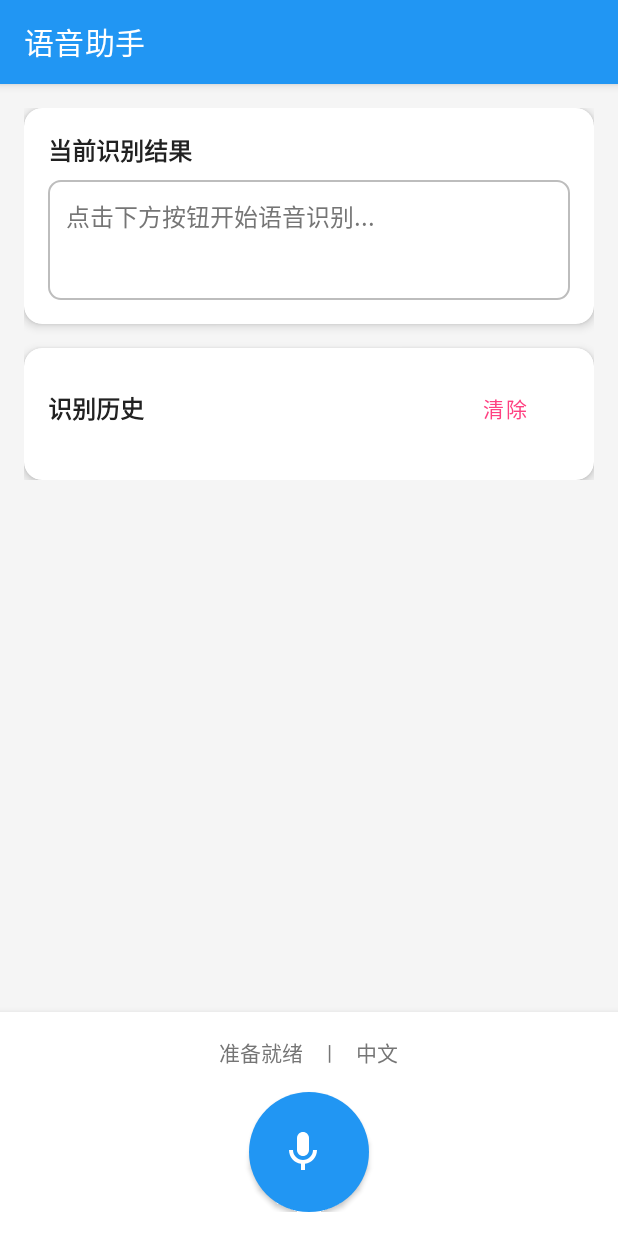
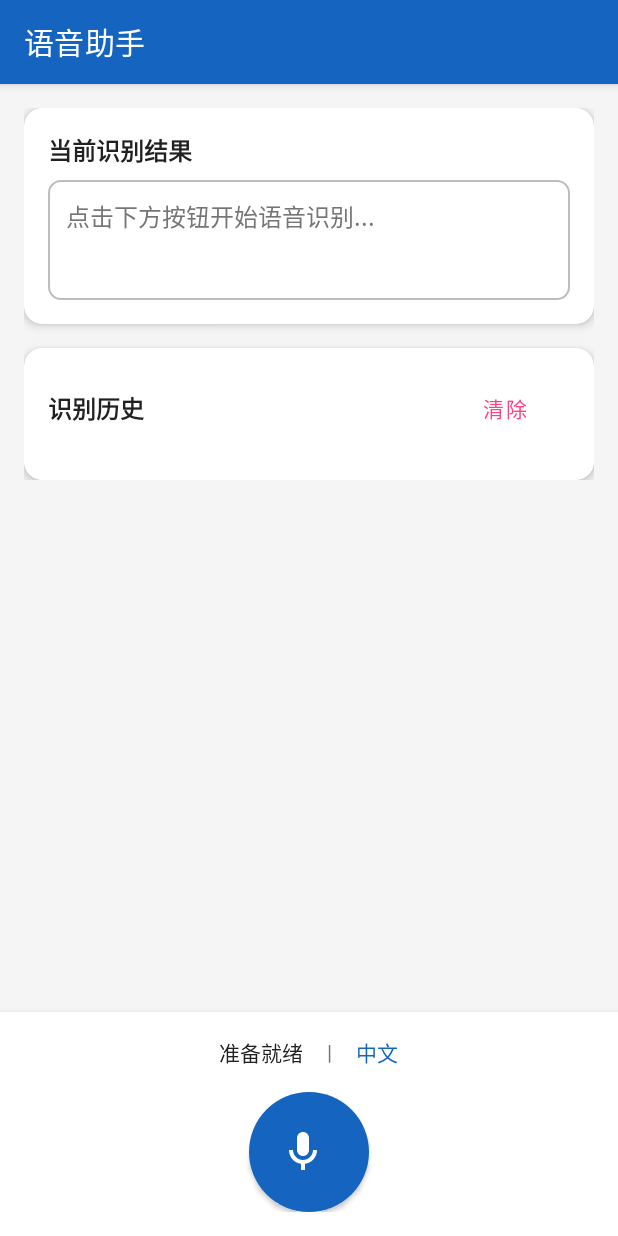
Before and after one commit to malasang/voice-assistant, an Android app: the screen it shows after launch (MainActivity), on a phone screen of 412 x 824 dp. Run offline under Robolectric (Android 15) with nearby library versions, the phone set to English and light mode, and no system bars; libraries missing offline, so code that uses them is left out: org.vosk.

```diff
--- a/app/src/main/res/layout/activity_main.xml
+++ b/app/src/main/res/layout/activity_main.xml
@@ -162,7 +162,7 @@
                 android:layout_width="wrap_content"
                 android:layout_height="wrap_content"
                 android:text="准备就绪"
-                android:textColor="@color/text_secondary"
+                android:textColor="@color/text_primary"
                 android:textSize="14sp" />
 
             <TextView
@@ -179,7 +179,7 @@
                 android:layout_height="wrap_content"
                 android:layout_marginStart="16dp"
                 android:text="中文"
-                android:textColor="@color/text_secondary"
+                android:textColor="@color/primary"
                 android:textSize="14sp" />
 
         </LinearLayout>
--- a/app/src/main/res/values/colors.xml
+++ b/app/src/main/res/values/colors.xml
@@ -1,7 +1,7 @@
 <?xml version="1.0" encoding="utf-8"?>
 <resources>
     <!-- 主题颜色 -->
-    <color name="primary">#2196F3</color>
+    <color name="primary">#1565C0</color>
     <color name="primary_dark">#1976D2</color>
     <color name="primary_light">#BBDEFB</color>
     <color name="accent">#FF4081</color>
```
Also changed, not shown: app/src/main/java/com/voiceassistant/app/MainActivity.java (+12 -0 lines), 14 other files.
